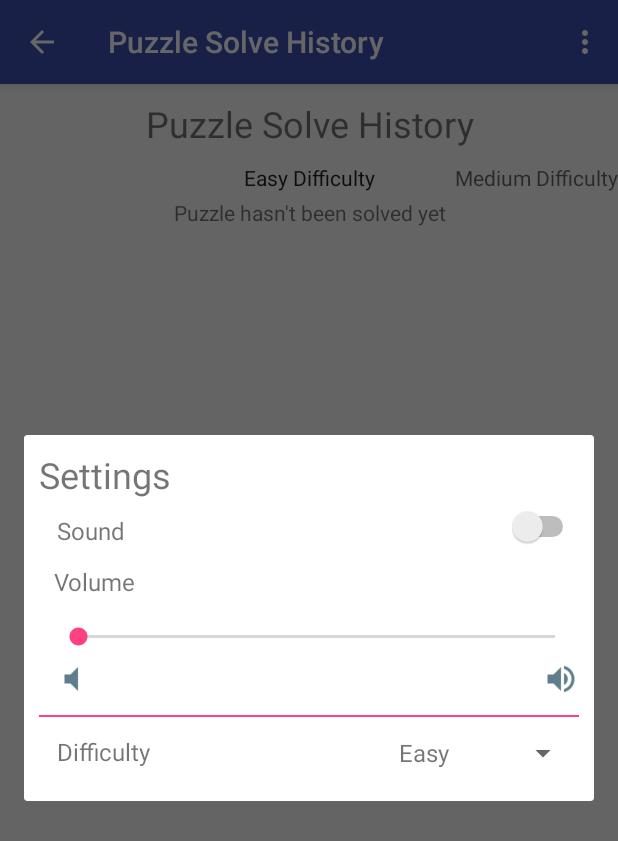
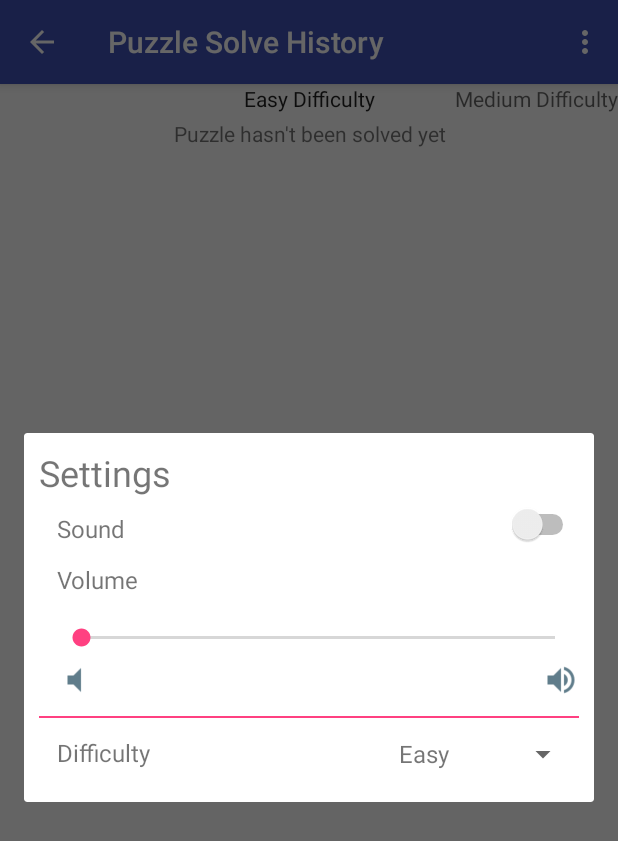
Before and after one commit to rlam1234/SlidingPuzzle, an Android app: the HistoryActivity screen opened directly, with no data from a screen before it, in the options menu, after a tap on "Settings", on a phone screen of 412 x 824 dp. Shown: the top 841 px of the screen. Run offline under Robolectric (Android 15) with nearby library versions, the phone set to English and light mode, and no system bars.

Commit message:
Rearranged solved history to show most recent first.
Fixed misalignment in Settings layout.

```diff
--- a/app/src/main/java/net/ddns/raylam/sliding_puzzle/PuzzleActivity.java
+++ b/app/src/main/java/net/ddns/raylam/sliding_puzzle/PuzzleActivity.java
@@ -555,19 +555,19 @@ public class PuzzleActivity extends AppCompatActivity {
         Type historyType = new TypeToken<List<SolveHistory>>() {}.getType();
 
         if (difficulty == DIFFICULTY1) {
-            easyHistory.add(solveHistory);
+            easyHistory.add(0, solveHistory);
             getSharedPreferences(NAME, MODE_PRIVATE)
                     .edit()
                     .putString(NAME_GAME_HISTORY1, historyGson.toJson(easyHistory, historyType))
                     .apply();
         } else if (difficulty == DIFFICULTY2) {
-            mediumHistory.add(solveHistory);
+            mediumHistory.add(0, solveHistory);
             getSharedPreferences(NAME, MODE_PRIVATE)
                     .edit()
                     .putString(NAME_GAME_HISTORY2, historyGson.toJson(mediumHistory, historyType))
                     .apply();
         } else if (difficulty == DIFFICULTY3) {
-            hardHistory.add(solveHistory);
+            hardHistory.add(0, solveHistory);
             getSharedPreferences(NAME, MODE_PRIVATE)
                     .edit()
                     .putString(NAME_GAME_HISTORY3, historyGson.toJson(hardHistory, historyType))
--- a/app/src/main/java/net/ddns/raylam/sliding_puzzle/ui/history/HistoryLayout.java
+++ b/app/src/main/java/net/ddns/raylam/sliding_puzzle/ui/history/HistoryLayout.java
@@ -77,8 +77,9 @@ public class HistoryLayout extends LinearLayout {
 
     public void updateHistory(SolveHistory solveHistory, int position) {
         if (solveHistory != null) {
-            historyAdapter.history.add(solveHistory);
-            historyAdapter.notifyItemChanged(historyAdapter.history.size() - 1);
+            historyAdapter.history.add(0, solveHistory);
+            for (int i = 0; i < historyAdapter.history.size(); i++)
+                historyAdapter.notifyItemChanged(i);
         }
     }
 }
--- a/app/src/main/res/layout/historyactivity.xml
+++ b/app/src/main/res/layout/historyactivity.xml
@@ -1,23 +1,10 @@
 <?xml version="1.0" encoding="utf-8"?>
-<LinearLayout
+<android.support.v4.view.ViewPager
     xmlns:android="http://schemas.android.com/apk/res/android"
-    android:orientation="vertical"
+    android:id="@+id/viewPager"
     android:layout_width="match_parent"
-    android:layout_height="wrap_content">
-    <TextView
-        android:text="@string/solveHistoryTitle"
-        android:textSize="@dimen/titleSize"
-        android:layout_margin="@dimen/titleMargin"
-        android:gravity="center_horizontal"
+    android:layout_height="match_parent">
+    <android.support.v4.view.PagerTitleStrip
         android:layout_width="match_parent"
         android:layout_height="wrap_content"/>
-    <android.support.v4.view.ViewPager
-        xmlns:android="http://schemas.android.com/apk/res/android"
-        android:id="@+id/viewPager"
-        android:layout_width="match_parent"
-        android:layout_height="wrap_content">
-        <android.support.v4.view.PagerTitleStrip
-            android:layout_width="match_parent"
-            android:layout_height="wrap_content"/>
-    </android.support.v4.view.ViewPager>
-</LinearLayout>
+</android.support.v4.view.ViewPager>
--- a/app/src/main/res/layout/settingsfragment.xml
+++ b/app/src/main/res/layout/settingsfragment.xml
@@ -47,8 +47,8 @@
             android:textSize="@dimen/instructionSize"
             android:layout_below="@id/soundText"
             android:layout_alignStart="@id/settingsTitle"
-            android:layout_marginBottom="@dimen/titleMargin"
-            android:layout_marginStart="@dimen/titleMargin"
+            android:layout_marginBottom="@dimen/settingsMargin"
+            android:layout_marginStart="@dimen/settingsMargin"
             android:layout_width="wrap_content"
             android:layout_height="wrap_content" />
         <SeekBar
```
